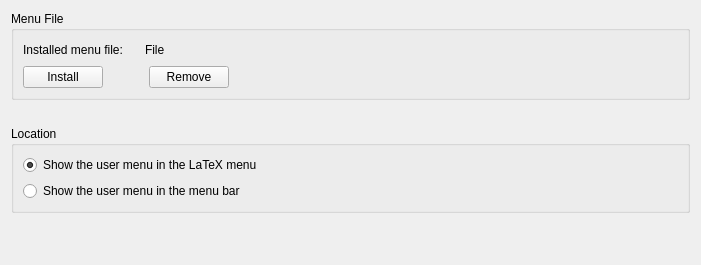
Old version of the form src/widgets/usermenuconfigwidget.ui in the repository KDE/kile.
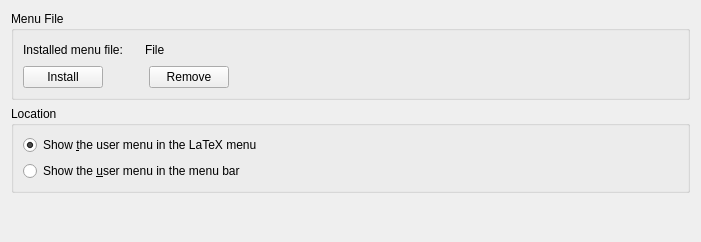
New version of the form.

Commit message:
Add scrollbars to config dialog pages
Scrollbars are shown only when the dialog is resized.

Initial patch by Elvis Angelaccio. Also make some config pages smaller.

What changed in the file:
```diff
--- a/src/widgets/usermenuconfigwidget.ui
+++ b/src/widgets/usermenuconfigwidget.ui
@@ -7,7 +7,7 @@
     <x>0</x>
     <y>0</y>
     <width>701</width>
-    <height>265</height>
+    <height>242</height>
    </rect>
   </property>
   <property name="sizePolicy">
@@ -137,22 +137,6 @@
      </layout>
     </widget>
    </item>
-   <item>
-    <spacer name="verticalSpacer_2">
-     <property name="orientation">
-      <enum>Qt::Vertical</enum>
-     </property>
-     <property name="sizeType">
-      <enum>QSizePolicy::Fixed</enum>
-     </property>
-     <property name="sizeHint" stdset="0">
-      <size>
-       <width>20</width>
-       <height>20</height>
-      </size>
-     </property>
-    </spacer>
-   </item>
    <item>
     <widget class="QGroupBox" name="groupBox_2">
      <property name="sizePolicy">
@@ -174,7 +158,7 @@
          </sizepolicy>
         </property>
         <property name="text">
-         <string>Show the user menu in the LaTeX menu</string>
+         <string>Show &amp;the user menu in the LaTeX menu</string>
         </property>
         <property name="checked">
          <bool>true</bool>
@@ -190,7 +174,7 @@
          </sizepolicy>
         </property>
         <property name="text">
-         <string>Show the user menu in the menu bar</string>
+         <string>Show the &amp;user menu in the menu bar</string>
         </property>
         <property name="checked">
          <bool>false</bool>
@@ -210,21 +194,14 @@
      </property>
      <property name="sizeHint" stdset="0">
       <size>
-       <width>20</width>
-       <height>20</height>
+       <width>0</width>
+       <height>0</height>
       </size>
      </property>
     </spacer>
    </item>
   </layout>
  </widget>
- <customwidgets>
-  <customwidget>
-   <class>QPushButton</class>
-   <extends>QPushButton</extends>
-   <header>kpushbutton.h</header>
-  </customwidget>
- </customwidgets>
  <resources/>
  <connections/>
 </ui>
```
The commit also changes 7 other files.
